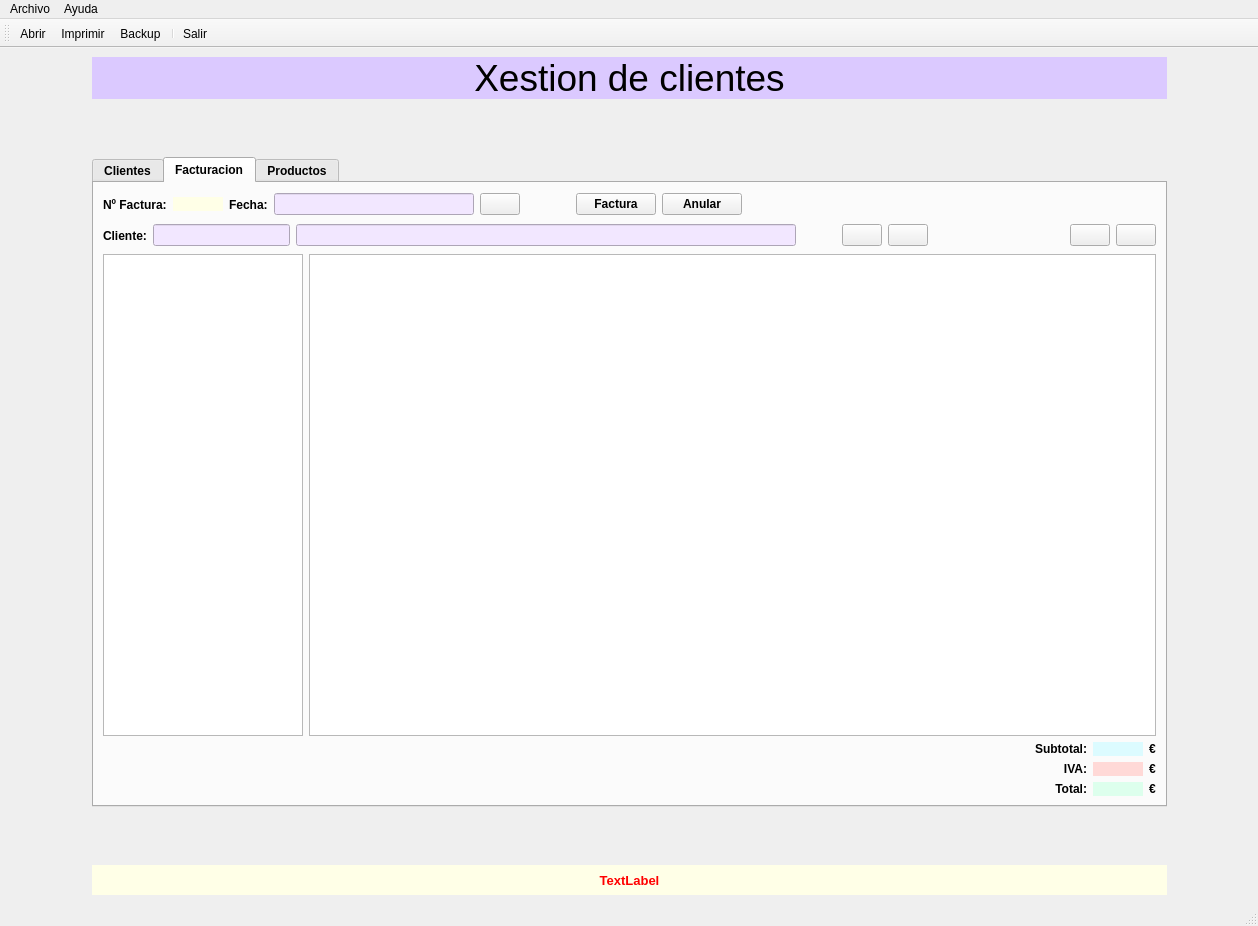
This is Ventana.ui in BraisRS8/Proyecto as Qt 5 draws it before an edit. The edited form follows.
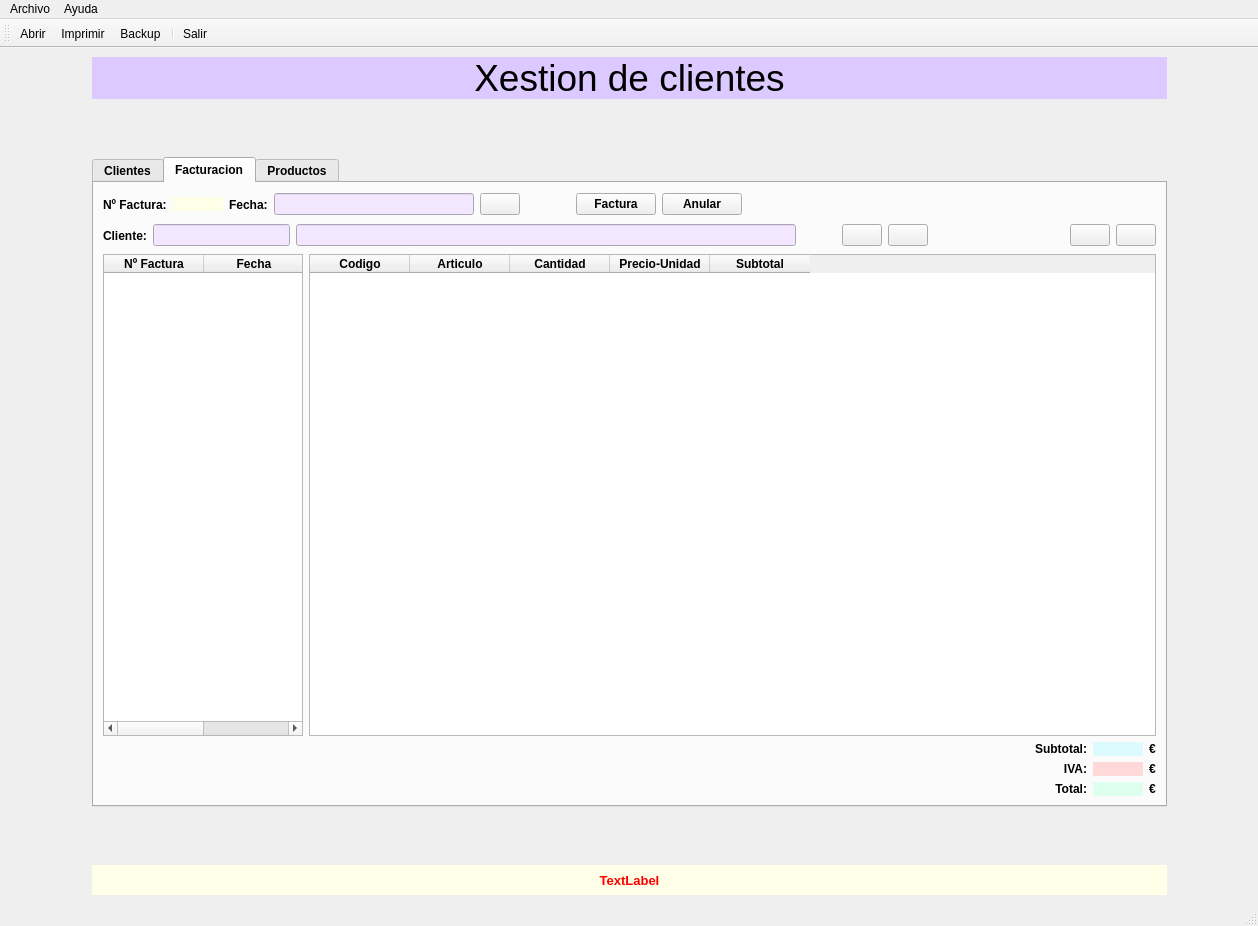
This is the edited form. Icons and pictures are not drawn.

Commit message: Version 0.2.4: -Añadido ventana de facturas sin funcionamiento

What changed in the file:
```diff
--- a/Ventana.ui
+++ b/Ventana.ui
@@ -1040,9 +1040,6 @@
        <layout class="QGridLayout" name="gridLayout_3">
         <item row="2" column="1">
          <layout class="QGridLayout" name="gridLayout_6">
-          <item row="0" column="1">
-           <widget class="QTableWidget" name="tableWidget"/>
-          </item>
           <item row="0" column="0">
            <widget class="QTableWidget" name="tableWidget_2">
             <property name="maximumSize">
@@ -1051,6 +1048,57 @@
               <height>16777215</height>
              </size>
             </property>
+            <property name="font">
+             <font>
+              <weight>75</weight>
+              <bold>true</bold>
+             </font>
+            </property>
+            <column>
+             <property name="text">
+              <string>Nº Factura</string>
+             </property>
+            </column>
+            <column>
+             <property name="text">
+              <string>Fecha</string>
+             </property>
+            </column>
+           </widget>
+          </item>
+          <item row="0" column="1">
+           <widget class="QTableWidget" name="tableArtFac">
+            <property name="font">
+             <font>
+              <weight>75</weight>
+              <bold>true</bold>
+             </font>
+            </property>
+            <column>
+             <property name="text">
+              <string>Codigo</string>
+             </property>
+            </column>
+            <column>
+             <property name="text">
+              <string>Articulo</string>
+             </property>
+            </column>
+            <column>
+             <property name="text">
+              <string>Cantidad</string>
+             </property>
+            </column>
+            <column>
+             <property name="text">
+              <string>Precio-Unidad</string>
+             </property>
+            </column>
+            <column>
+             <property name="text">
+              <string>Subtotal</string>
+             </property>
+            </column>
            </widget>
           </item>
          </layout>
```
Left out of the diff: 50 changed lines with no effect on the pictures. The commit also changes 1 other file.
